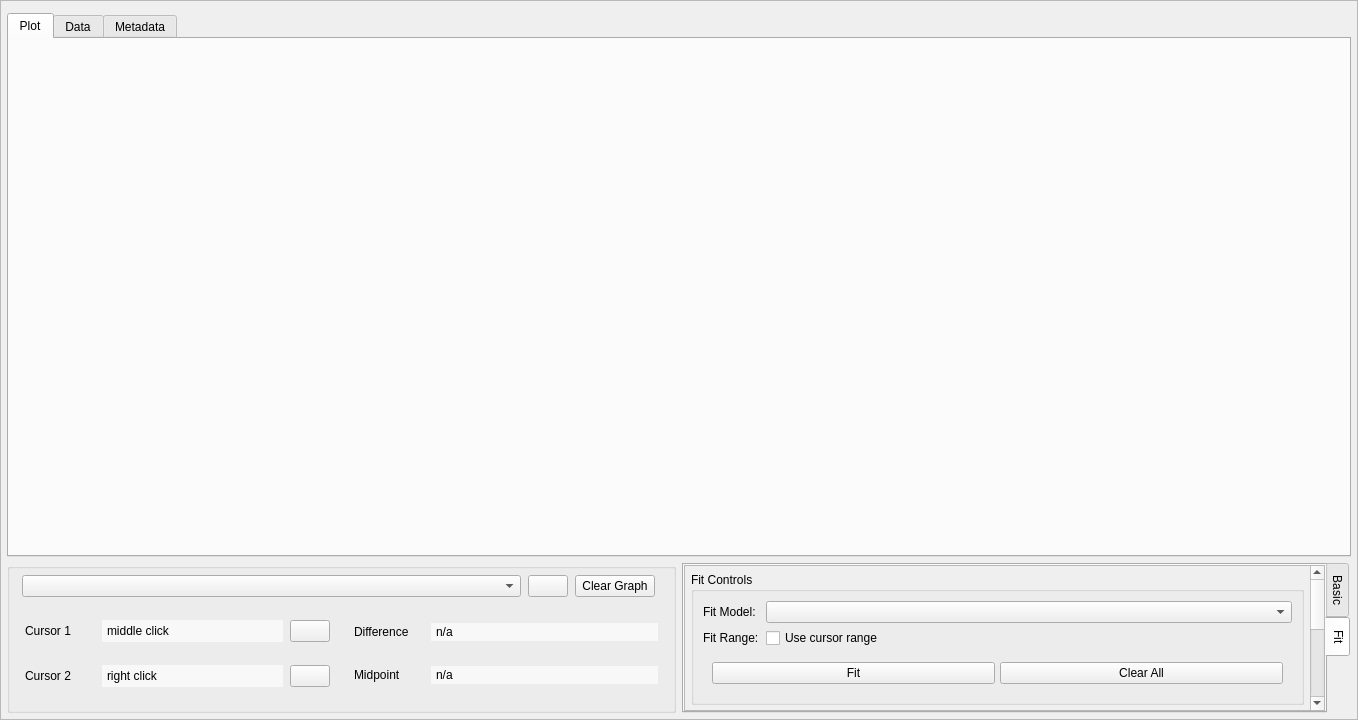
Qt form src/mdaviz/resources/mda_file_viz.ui (BCDA-APS/mdaviz) before a commit.
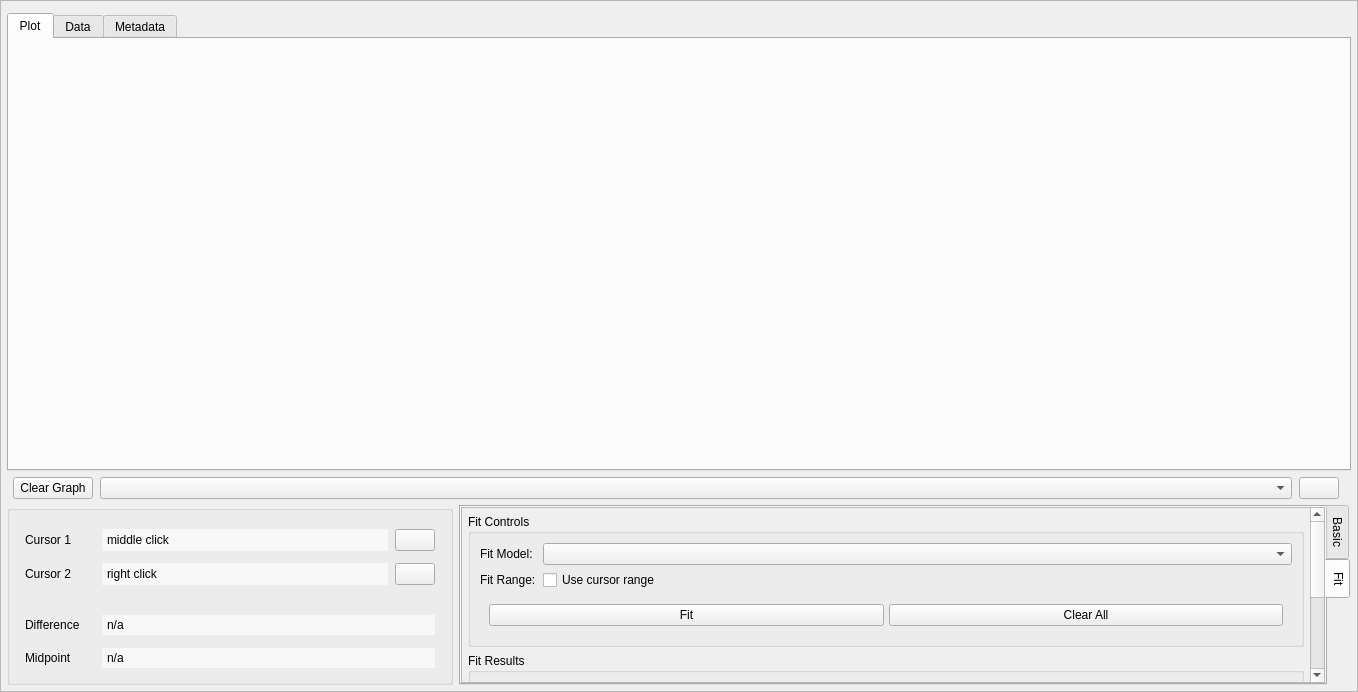
The same form after that commit. The open tabs and pages were chosen to show the change. Icons and pictures are not drawn.

Commit message: reorg info panel in mda_file_viz

```diff
--- a/src/mdaviz/resources/mda_file_viz.ui
+++ b/src/mdaviz/resources/mda_file_viz.ui
@@ -7,7 +7,7 @@
     <x>0</x>
     <y>0</y>
     <width>1358</width>
-    <height>720</height>
+    <height>692</height>
    </rect>
   </property>
   <property name="windowTitle">
@@ -43,7 +43,7 @@
         <x>0</x>
         <y>0</y>
         <width>1356</width>
-        <height>718</height>
+        <height>690</height>
        </rect>
       </property>
       <layout class="QVBoxLayout" name="verticalLayout">
@@ -149,6 +149,85 @@
          </widget>
         </widget>
        </item>
+       <item>
+        <widget class="QWidget" name="curves" native="true">
+         <property name="sizePolicy">
+          <sizepolicy hsizetype="Preferred" vsizetype="Maximum">
+           <horstretch>0</horstretch>
+           <verstretch>0</verstretch>
+          </sizepolicy>
+         </property>
+         <property name="maximumSize">
+          <size>
+           <width>16777215</width>
+           <height>40</height>
+          </size>
+         </property>
+         <layout class="QHBoxLayout" name="horizontalLayout_1">
+          <property name="spacing">
+           <number>7</number>
+          </property>
+          <property name="leftMargin">
+           <number>6</number>
+          </property>
+          <property name="topMargin">
+           <number>0</number>
+          </property>
+          <property name="rightMargin">
+           <number>12</number>
+          </property>
+          <property name="bottomMargin">
+           <number>0</number>
+          </property>
+          <item>
+           <widget class="QPushButton" name="clearAll">
+            <property name="sizePolicy">
+             <sizepolicy hsizetype="Preferred" vsizetype="Fixed">
+              <horstretch>0</horstretch>
+              <verstretch>0</verstretch>
+             </sizepolicy>
+            </property>
+            <property name="text">
+             <string>Clear Graph</string>
+            </property>
+           </widget>
+          </item>
+          <item>
+           <widget class="QComboBox" name="curveBox">
+            <property name="sizePolicy">
+             <sizepolicy hsizetype="Expanding" vsizetype="Fixed">
+              <horstretch>0</horstretch>
+              <verstretch>0</verstretch>
+             </sizepolicy>
+            </property>
+            <property name="toolTip">
+             <string/>
+            </property>
+           </widget>
+          </item>
+          <item>
+           <widget class="QPushButton" name="curveRemove">
+            <property name="toolTip">
+             <string>Remove selected curve from graph</string>
+            </property>
+            <property name="text">
+             <string/>
+            </property>
+            <property name="icon">
+             <iconset>
+              <normaloff>delete.png</normaloff>delete.png</iconset>
+            </property>
+            <property name="iconSize">
+             <size>
+              <width>14</width>
+              <height>14</height>
+             </size>
+            </property>
+           </widget>
+          </item>
+         </layout>
+        </widget>
+       </item>
        <item>
         <widget class="QWidget" name="infoPanel" native="true">
          <property name="sizePolicy">
@@ -160,13 +239,13 @@
          <property name="minimumSize">
           <size>
            <width>0</width>
-           <height>150</height>
+           <height>180</height>
           </size>
          </property>
          <property name="maximumSize">
           <size>
            <width>16777215</width>
-           <height>150</height>
+           <height>180</height>
           </size>
          </property>
          <layout class="QHBoxLayout" name="horizontalLayout">
@@ -218,103 +297,12 @@
              <property name="bottomMargin">
               <number>0</number>
              </property>
-             <!-- <item>
-              <widget class="QLabel" name="filePath_viz">
-               <property name="toolTip">
-                <string>Selected curve file path</string>
-               </property>
-               <property name="styleSheet">
-                <string notr="true">QLabel {
-    background-color: rgb(248, 248, 248);
-    border: none;
-    padding: 2px;
-    color: rgb(100, 100, 100); /* Light grey text */
-}</string>
-               </property>
-               <property name="text">
-                <string>File Path</string>
-               </property>
-               <property name="indent">
-                <number>5</number>
-               </property>
-              </widget>
-             </item> -->
-             <item>
-              <widget class="QWidget" name="curves" native="true">
-               <property name="sizePolicy">
-                <sizepolicy hsizetype="Preferred" vsizetype="Maximum">
-                 <horstretch>0</horstretch>
-                 <verstretch>0</verstretch>
-                </sizepolicy>
-               </property>
-               <property name="maximumSize">
-                <size>
-                 <width>16777215</width>
-                 <height>40</height>
-                </size>
-               </property>
-               <layout class="QHBoxLayout" name="horizontalLayout_1">
-                <property name="spacing">
-                 <number>7</number>
-                </property>
-                <property name="leftMargin">
-                 <number>6</number>
-                </property>
-                <property name="topMargin">
-                 <number>0</number>
-                </property>
-                <property name="rightMargin">
-                 <number>12</number>
-                </property>
-                <property name="bottomMargin">
-                 <number>0</number>
-                </property>
-                <item>
-                 <widget class="QComboBox" name="curveBox">
-                  <property name="sizePolicy">
-                   <sizepolicy hsizetype="Expanding" vsizetype="Fixed">
-                    <horstretch>0</horstretch>
-                    <verstretch>0</verstretch>
-                   </sizepolicy>
-                  </property>
-                  <property name="toolTip">
-                   <string/>
-                  </property>
-                 </widget>
-                </item>
-                <item>
-                 <widget class="QPushButton" name="curveRemove">
-                  <property name="toolTip">
-                   <string>Remove selected curve from graph</string>
-                  </property>
-                  <property name="text">
-                   <string/>
-                  </property>
-                  <property name="icon">
-                   <iconset>
-                    <normaloff>delete.png</normaloff>delete.png</iconset>
-                  </property>
-                  <property name="iconSize">
-                   <size>
-                    <width>14</width>
-                    <height>14</height>
-                   </size>
-                  </property>
-                 </widget>
-                </item>
-                <item>
-                 <widget class="QPushButton" name="clearAll">
-                  <property name="text">
-                   <string>Clear Graph</string>
-                  </property>
-                 </widget>
-                </item>
-               </layout>
-              </widget>
-             </item>
              <item>
               <widget class="QWidget" name="basicStats" native="true">
-               <layout class="QGridLayout" name="gridlayout_2" columnstretch="1,1">
+               <layout class="QVBoxLayout" name="verticalLayout_stats">
+                <property name="spacing">
+                 <number>5</number>
+                </property>
                 <property name="leftMargin">
                  <number>0</number>
                 </property>
@@ -327,130 +315,7 @@
                 <property name="bottomMargin">
                  <number>0</number>
                 </property>
-                <item row="1" column="1">
-                 <widget class="QWidget" name="diffMidpt" native="true">
-                  <layout class="QGridLayout" name="gridLayout_4">
-                   <property name="topMargin">
-                    <number>0</number>
-                   </property>
-                   <property name="bottomMargin">
-                    <number>0</number>
-                   </property>
-                   <property name="horizontalSpacing">
-                    <number>7</number>
-                   </property>
-                   <property name="verticalSpacing">
-                    <number>0</number>
-                   </property>
-                   <item row="1" column="1">
-                    <widget class="QLabel" name="diff_text">
-                     <property name="toolTip">
-                      <string>(x1-x2,y1-y2)</string>
-                     </property>
-                     <property name="styleSheet">
-                      <string notr="true">QLabel {
-    background-color: rgb(248, 248, 248);
-    border: none;
-    padding: 2px;
-}</string>
-                     </property>
-                     <property name="text">
-                      <string>n/a</string>
-                     </property>
-                    </widget>
-                   </item>
-                   <item row="4" column="0">
-                    <spacer name="verticalSpacer_2">
-                     <property name="orientation">
-                      <enum>Qt::Vertical</enum>
-                     </property>
-                     <property name="sizeHint" stdset="0">
-                      <size>
-                       <width>20</width>
-                       <height>40</height>
-                      </size>
-                     </property>
-                    </spacer>
-                   </item>
-                   <item row="3" column="1">
-                    <widget class="QLabel" name="midpoint_text">
-                     <property name="toolTip">
-                      <string>(0.5*(x1 + x2), 0.5*(y1 + y2))</string>
-                     </property>
-                     <property name="styleSheet">
-                      <string notr="true">QLabel {
-    background-color: rgb(248, 248, 248);
-    border: none;
-    padding: 2px;
-}</string>
-                     </property>
-                     <property name="text">
-                      <string>n/a</string>
-                     </property>
-                    </widget>
-                   </item>
-                   <item row="3" column="0">
-                    <widget class="QLabel" name="midpoint_label">
-                     <property name="maximumSize">
-                      <size>
-                       <width>80</width>
-                       <height>16777215</height>
-                      </size>
-                     </property>
-                     <property name="toolTip">
-                      <string>(0.5*(x1 + x2), 0.5*(y1 + y2) )</string>
-                     </property>
-                     <property name="text">
-                      <string>Midpoint</string>
-                     </property>
-                    </widget>
-                   </item>
-                   <item row="1" column="0">
-                    <widget class="QLabel" name="diff_label">
-                     <property name="maximumSize">
-                      <size>
-                       <width>70</width>
-                       <height>16777215</height>
-                      </size>
-                     </property>
-                     <property name="toolTip">
-                      <string>(x1-x2,y1-y2)</string>
-                     </property>
-                     <property name="text">
-                      <string>Difference</string>
-                     </property>
-                    </widget>
-                   </item>
-                   <item row="0" column="0">
-                    <spacer name="verticalSpacer">
-                     <property name="orientation">
-                      <enum>Qt::Vertical</enum>
-                     </property>
-                     <property name="sizeHint" stdset="0">
-                      <size>
-                       <width>20</width>
-                       <height>40</height>
-                      </size>
-                     </property>
-                    </spacer>
-                   </item>
-                   <item row="2" column="0">
-                    <spacer name="verticalSpacer_3">
-                     <property name="orientation">
-                      <enum>Qt::Vertical</enum>
-                     </property>
-                     <property name="sizeHint" stdset="0">
-                      <size>
-                       <width>20</width>
-                       <height>40</height>
-                      </size>
-                     </property>
-                    </spacer>
-                   </item>
-                  </layout>
-                 </widget>
-                </item>
-                <item row="1" column="0">
+                <item>
                  <widget class="QWidget" name="cursoInfo" native="true">
                   <layout class="QGridLayout" name="gridLayout_3">
                    <property name="topMargin">
@@ -586,6 +451,90 @@
                   </layout>
                  </widget>
                 </item>
+                <item>
+                 <widget class="QWidget" name="diffMidpt" native="true">
+                  <layout class="QGridLayout" name="gridLayout_4">
+                   <property name="topMargin">
+                    <number>0</number>
+                   </property>
+                   <property name="bottomMargin">
+                    <number>0</number>
+                   </property>
+                   <property name="horizontalSpacing">
+                    <number>7</number>
+                   </property>
+                   <property name="verticalSpacing">
+                    <number>0</number>
+                   </property>
+                   <item row="0" column="0">
+                    <widget class="QLabel" name="diff_label">
+                     <property name="maximumSize">
+                      <size>
+                       <width>70</width>
+                       <height>20</height>
+                      </size>
+                     </property>
+                     <property name="toolTip">
+                      <string>(x1-x2,y1-y2)</string>
+                     </property>
+                     <property name="text">
+                      <string>Difference</string>
+                     </property>
+                    </widget>
+                   </item>
+                   <item row="0" column="1">
+                    <widget class="QLabel" name="diff_text">
+                     <property name="toolTip">
+                      <string>(x1-x2,y1-y2)</string>
+                     </property>
+                     <property name="styleSheet">
+                      <string notr="true">QLabel {
+    background-color: rgb(248, 248, 248);
+    border: none;
+    padding: 2px;
+}</string>
+                     </property>
+                     <property name="text">
+                      <string>n/a</string>
+                     </property>
+                    </widget>
+                   </item>
+                   <item row="1" column="0">
+                    <widget class="QLabel" name="midpoint_label">
+                     <property name="maximumSize">
+                      <size>
+                       <width>80</width>
+                       <height>20</height>
+                      </size>
+                     </property>
+                     <property name="toolTip">
+                      <string>(0.5*(x1 + x2), 0.5*(y1 + y2) )</string>
+                     </property>
+                     <property name="text">
+                      <string>Midpoint</string>
+                     </property>
+                    </widget>
+                   </item>
+                   <item row="1" column="1">
+                    <widget class="QLabel" name="midpoint_text">
+                     <property name="toolTip">
+                      <string>(0.5*(x1 + x2), 0.5*(y1 + y2))</string>
+                     </property>
+                     <property name="styleSheet">
+                      <string notr="true">QLabel {
+    background-color: rgb(248, 248, 248);
+    border: none;
+    padding: 2px;
+}</string>
+                     </property>
+                     <property name="text">
+                      <string>n/a</string>
+                     </property>
+                    </widget>
+                   </item>
+                  </layout>
+                 </widget>
+                </item>
                </layout>
               </widget>
              </item>
@@ -596,7 +545,7 @@
            <widget class="QTabWidget" name="graphInfo">
             <property name="sizePolicy">
              <sizepolicy hsizetype="Preferred" vsizetype="Expanding">
-              <horstretch>1</horstretch>
+              <horstretch>2</horstretch>
               <verstretch>0</verstretch>
              </sizepolicy>
             </property>
@@ -990,8 +939,8 @@
                   <rect>
                    <x>0</x>
                    <y>0</y>
-                   <width>400</width>
-                   <height>300</height>
+                   <width>636</width>
+                   <height>361</height>
                   </rect>
                  </property>
                  <layout class="QVBoxLayout" name="fitContentLayout">
```
Left out of the diff: 112 changed lines with no effect on the pictures. The commit also changes 1 other file.
